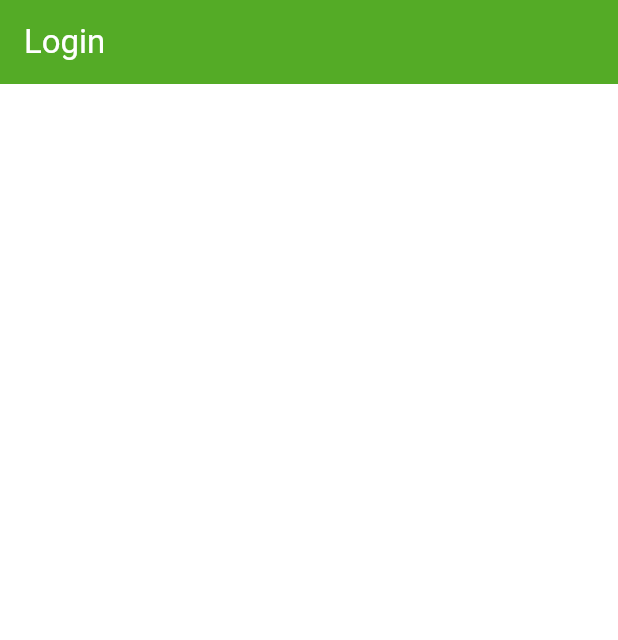
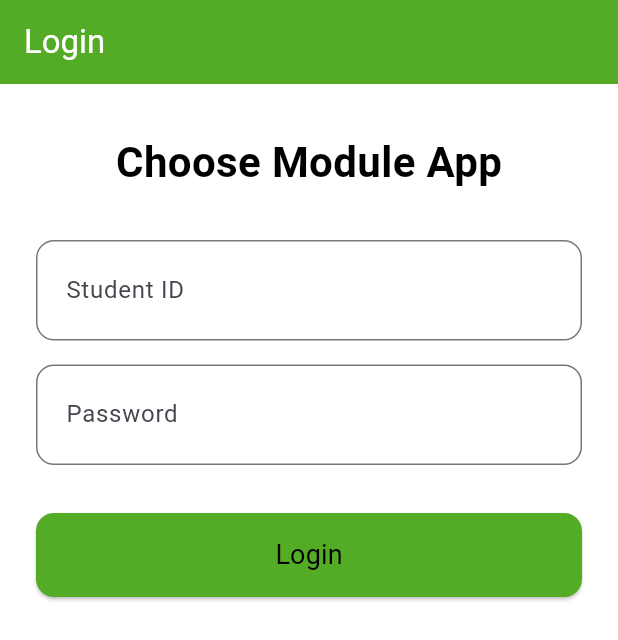
Before and after one commit to mwalexandra/choose_module_new-app, a Flutter app: the screen it shows after launch, on a phone screen of 412 x 824 dp. Shown: the top 640 px of the screen. Run offline on Flutter 3.47's test engine with Material 3 defaults, Android fonts, the light colour scheme and no system bars; our stand-ins replace firebase_core, firebase_database; accounts and stored records are empty.

Commit message:
mobile size parametern and login page

```diff
--- a/lib/main.dart
+++ b/lib/main.dart
@@ -4,8 +4,8 @@ import 'screens/login_screen.dart';
 import 'screens/home_screen.dart';
 import 'package:firebase_core/firebase_core.dart';
 import 'firebase_options.dart';
-import '../constants/app_styles.dart';
-import '../constants/app_colors.dart';
+import 'constants/app_styles.dart';
+import 'constants/app_colors.dart';
 
 void main() async {
   WidgetsFlutterBinding.ensureInitialized();
@@ -21,7 +21,7 @@ class ChooseModuleApp extends StatelessWidget {
   @override
   Widget build(BuildContext context) {
     return MaterialApp(
-      debugShowCheckedModeBanner: false, // убираем DEBUG
+      debugShowCheckedModeBanner: false,
       title: 'Choose Module App',
       theme: ThemeData(
         primaryColor: AppColors.primary,
@@ -34,19 +34,7 @@ class ChooseModuleApp extends StatelessWidget {
           backgroundColor: AppColors.secondary,
         ),
       ),
-      initialRoute: '/',
-      routes: {
-        '/': (context) => const LoginScreen(),
-        '/home': (context) {
-          final args =
-              ModalRoute.of(context)!.settings.arguments as Map<String, dynamic>;
-          return HomeScreen(
-            studentId: args['studentId'],
-            studentData: args['studentData'],
-            allModules: args['allModules'],
-          );
-        },
-      },
+      home: const LoginScreen(), // стартовая страница
     );
   }
 }
--- a/lib/screens/login_screen.dart
+++ b/lib/screens/login_screen.dart
@@ -2,6 +2,7 @@ import 'package:flutter/material.dart';
 import '../firebase/firebase_services.dart';
 import '../constants/app_styles.dart';
 import '../constants/app_colors.dart';
+import 'home_screen.dart';
 
 class LoginScreen extends StatefulWidget {
   const LoginScreen({super.key});
@@ -11,33 +12,31 @@ class LoginScreen extends StatefulWidget {
 }
 
 class _LoginScreenState extends State<LoginScreen> {
+  final _formKey = GlobalKey<FormState>();
+  final TextEditingController _studentIdController = TextEditingController();
+  final TextEditingController _passwordController = TextEditingController();
+
   Map<String, dynamic> students = {};
   Map<String, dynamic> allModules = {};
-  bool isLoadingStudents = true;
-  bool isLoadingModules = true;
+  bool isLoading = true;
+  bool isLoggingIn = false;
 
   @override
   void initState() {
     super.initState();
-    fetchStudents();
-    fetchModules();
+    fetchData();
   }
 
-  void fetchStudents() async {
-    final data = await FirebaseServices.getStudents();
+  void fetchData() async {
+    final studentData = await FirebaseServices.getStudents();
+    final modulesData = await FirebaseServices.getModules();
+
     if (!mounted) return;
+
     setState(() {
-      students = deepConvertMap(Map<Object?, Object?>.from(data));
-      isLoadingStudents = false;
-    });
-  }
-
-  void fetchModules() async {
-    final data = await FirebaseServices.getModules();
-    if (!mounted) return;
-    setState(() {
-      allModules = deepConvertMap(Map<Object?, Object?>.from(data));
-      isLoadingModules = false;
+      students = deepConvertMap(Map<Object?, Object?>.from(studentData));
+      allModules = deepConvertMap(Map<Object?, Object?>.from(modulesData));
+      isLoading = false;
     });
   }
 
@@ -60,40 +59,109 @@ class _LoginScreenState extends State<LoginScreen> {
     return result;
   }
 
+  void _login() async {
+    if (!_formKey.currentState!.validate()) return;
+
+    final studentId = _studentIdController.text.trim();
+    final password = _passwordController.text;
+
+    final student = students[studentId];
+    if (student == null) {
+      _showError('Студент не найден');
+      return;
+    }
+
+    if (student['password'] != password) {
+      _showError('Неверный пароль');
+      return;
+    }
+
+    setState(() => isLoggingIn = true);
+
+    try {
+      Navigator.pushReplacement(
+        context,
+        MaterialPageRoute(
+          builder: (_) => HomeScreen(
+            student: {'id': studentId, ...student},
+            allModules: allModules,
+          ),
+        ),
+      );
+    } catch (e) {
+      _showError('Ошибка при входе');
+    } finally {
+      if (mounted) setState(() => isLoggingIn = false);
+    }
+  }
+
+  void _showError(String message) {
+    ScaffoldMessenger.of(context).showSnackBar(
+      SnackBar(content: Text(message)),
+    );
+  }
+
   @override
   Widget build(BuildContext context) {
-    final isLoading = isLoadingStudents || isLoadingModules;
-
     return Scaffold(
       appBar: AppBar(title: const Text('Login')),
       body: isLoading
           ? const Center(child: CircularProgressIndicator())
-          : ListView.builder(
-              itemCount: students.length,
-              itemBuilder: (context, index) {
-                final key = students.keys.elementAt(index);
-                final student = students[key] ?? {};
-                final name = student['name'] ?? '';
-                final surname = student['surname'] ?? '';
-
-                return Card(
-                  margin: const EdgeInsets.symmetric(horizontal: 16, vertical: 8),
-                  child: ListTile(
-                    title: Text('$name $surname', style: AppTextStyles.body()),
-                    onTap: () {
-                      Navigator.pushNamed(
-                        context,
-                        '/home',
-                        arguments: {
-                          'studentId': key,
-                          'studentData': student,
-                          'allModules': allModules,
-                        },
-                      );
-                    },
-                  ),
-                );
-              },
+          : SingleChildScrollView(
+              padding: const EdgeInsets.symmetric(horizontal: 24, vertical: 32),
+              child: Form(
+                key: _formKey,
+                child: Column(
+                  mainAxisSize: MainAxisSize.min,
+                  children: [
+                    Text(
+                      'Choose Module App',
+                      style: AppTextStyles.heading().copyWith(fontSize: 28),
+                    ),
+                    const SizedBox(height: 32),
+                    TextFormField(
+                      controller: _studentIdController,
+                      decoration: InputDecoration(
+                        labelText: 'Student ID',
+                        border: OutlineInputBorder(borderRadius: BorderRadius.circular(12)),
+                        contentPadding: const EdgeInsets.symmetric(vertical: 20, horizontal: 16),
+                      ),
+                      style: AppTextStyles.body().copyWith(fontSize: 18),
+                      validator: (value) =>
+                          value == null || value.isEmpty ? 'Введите Student ID' : null,
+                    ),
+                    const SizedBox(height: 16),
+                    TextFormField(
+                      controller: _passwordController,
+                      decoration: InputDecoration(
+                        labelText: 'Password',
+                        border: OutlineInputBorder(borderRadius: BorderRadius.circular(12)),
+                        contentPadding: const EdgeInsets.symmetric(vertical: 20, horizontal: 16),
+                      ),
+                      style: AppTextStyles.body().copyWith(fontSize: 18),
+                      obscureText: true,
+                      validator: (value) =>
+                          value == null || value.isEmpty ? 'Введите пароль' : null,
+                    ),
+                    const SizedBox(height: 32),
+                    SizedBox(
+                      width: double.infinity,
+                      height: 56,
+                      child: ElevatedButton(
+                        onPressed: isLoggingIn ? null : _login,
+                        style: ElevatedButton.styleFrom(
+                          backgroundColor: AppColors.primary,
+                          shape: RoundedRectangleBorder(
+                              borderRadius: BorderRadius.circular(12)),
+                        ),
+                        child: isLoggingIn
+                            ? const CircularProgressIndicator(color: Colors.white)
+                            : Text('Login', style: AppTextStyles.body().copyWith(fontSize: 18)),
+                      ),
+                    ),
+                  ],
+                ),
+              ),
             ),
     );
   }
```
Also changed, not shown: lib/screens/home_screen.dart (+24 -22 lines).
